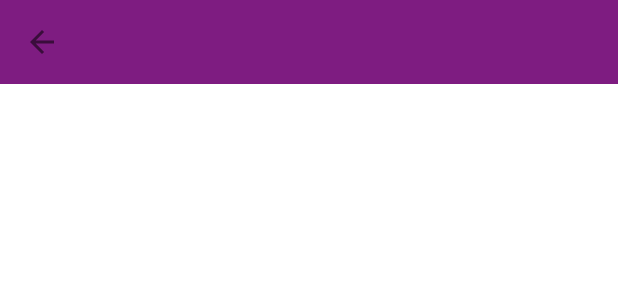
After one commit to xuwudawei/Android_App_Example_Kit, an Android app: the layout activity_tool_bar_example.xml on its own in the app's theme, with its tools: preview values and no code run, on a phone screen of 412 x 824 dp. The commit adds this screen. Shown: the top 300 px of the screen. Run offline under Robolectric (Android 15) with nearby library versions, the phone set to English and light mode, and no system bars.

Commit message:
added tool bar and action bar example

```diff
--- /dev/null
+++ b/app/src/main/res/layout/activity_tool_bar_example.xml
@@ -0,0 +1,19 @@
+<?xml version="1.0" encoding="utf-8"?>
+<RelativeLayout xmlns:android="http://schemas.android.com/apk/res/android"
+    xmlns:app="http://schemas.android.com/apk/res-auto"
+    xmlns:tools="http://schemas.android.com/tools"
+    android:layout_width="match_parent"
+    android:layout_height="match_parent"
+    tools:context=".ToolBarExample">
+
+    <androidx.appcompat.widget.Toolbar
+        android:layout_width="match_parent"
+        android:layout_height="?attr/actionBarSize"
+        android:id="@+id/toolbar"
+        android:background="#7E1C81"
+        android:theme="@style/ThemeOverlay.AppCompat.DayNight"
+        app:navigationIcon="?attr/homeAsUpIndicator"></androidx.appcompat.widget.Toolbar>
+
+
+
+</RelativeLayout>
--- a/app/src/main/res/values/themes.xml
+++ b/app/src/main/res/values/themes.xml
@@ -13,4 +13,10 @@
         <item name="android:statusBarColor" tools:targetApi="l">?attr/colorPrimaryVariant</item>
         <!-- Customize your theme here. -->
     </style>
+    <style name="Theme.CSE225_Lecture_Codes.NoActionBar">
+        <item name="windowActionBar">false</item>
+        <item name="windowNoTitle">true</item>
+    </style>
+
+
 </resources>
```
Also changed, not shown: app/src/main/AndroidManifest.xml (+6 -2 lines), app/src/main/java/com/example/cse225_lecture_codes/ToolBarExample.kt (added, +47 -0 lines), app/src/main/res/menu/menu_toolbar.xml (added, +28 -0 lines), app/src/main/res/drawable/logo_toolbar.png (added).
